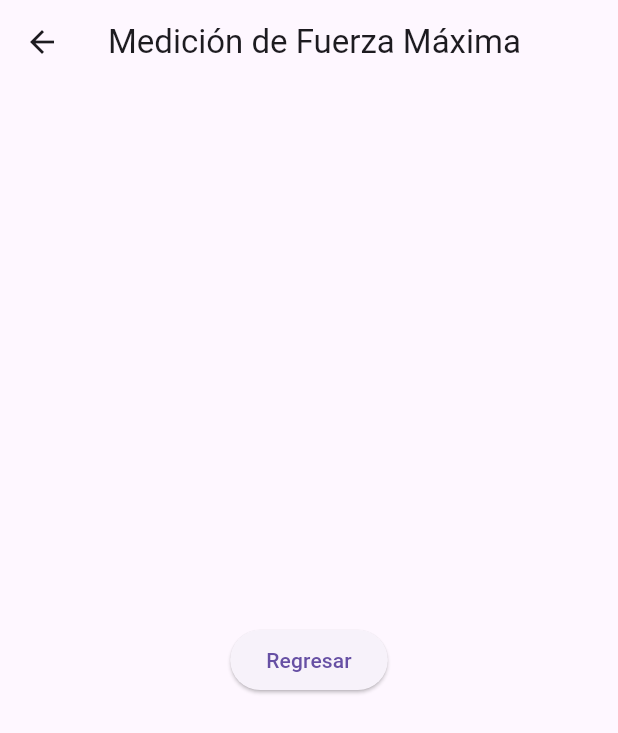
After one commit to Monse125/sgames, a Flutter app: the MVCMeasure screen opened directly, on a phone screen of 412 x 824 dp. The commit adds this screen. Shown: the top 733 px of the screen. Run offline on Flutter 3.47's test engine with Material 3 defaults, Android fonts, the phone set to English and light mode, and no system bars; our stand-ins replace flutter_blue_plus, font_awesome_flutter, permission_handler; missing offline and left inert: flame.

Commit message:
crear mvc_meausre

```diff
--- a/lib/games/resistencia/obstacle_pair.dart
+++ b/lib/games/resistencia/obstacle_pair.dart
@@ -22,7 +22,7 @@ class ObstaclePair {
     required double upperX,
   }) {
 
-    double obstacleHeight = 50; // Altura fija para ambos obstáculos
+  // Altura fija para ambos obstáculos
 
     upper = Obstacle(
       position: Vector2(0,-screenHeight),
--- a/lib/views/main_menu.dart
+++ b/lib/views/main_menu.dart
@@ -9,6 +9,8 @@ import 'package:flutter/services.dart';
 import 'gamesMenus/resistencia_set_menu.dart';
 
 class MainMenu extends StatelessWidget {
+  const MainMenu({super.key});
+
   @override
   Widget build(BuildContext context) {
     // Fuerza orientación vertical al entrar en el menú
@@ -41,7 +43,7 @@ class MainMenu extends StatelessWidget {
                   )
                 ],
               ),
-              Row(
+            Row(
                 mainAxisAlignment: MainAxisAlignment.center,
                 crossAxisAlignment: CrossAxisAlignment.center,
                 children: [
--- /dev/null
+++ b/lib/views/mvc_meusure.dart
@@ -0,0 +1,22 @@
+import 'package:flutter/material.dart';
+
+class MVCMeasure extends StatelessWidget {
+  const MVCMeasure({super.key});
+
+  @override
+  Widget build(BuildContext context) {
+    return Scaffold(
+      appBar: AppBar(
+        title: const Text("Medición de Fuerza Máxima"),
+      ),
+      body: Center(
+        child: ElevatedButton(
+          onPressed: () {
+            Navigator.pop(context); // Regresar al menú de resistencia
+          },
+          child: const Text("Regresar"),
+        ),
+      ),
+    );
+  }
+}
```
